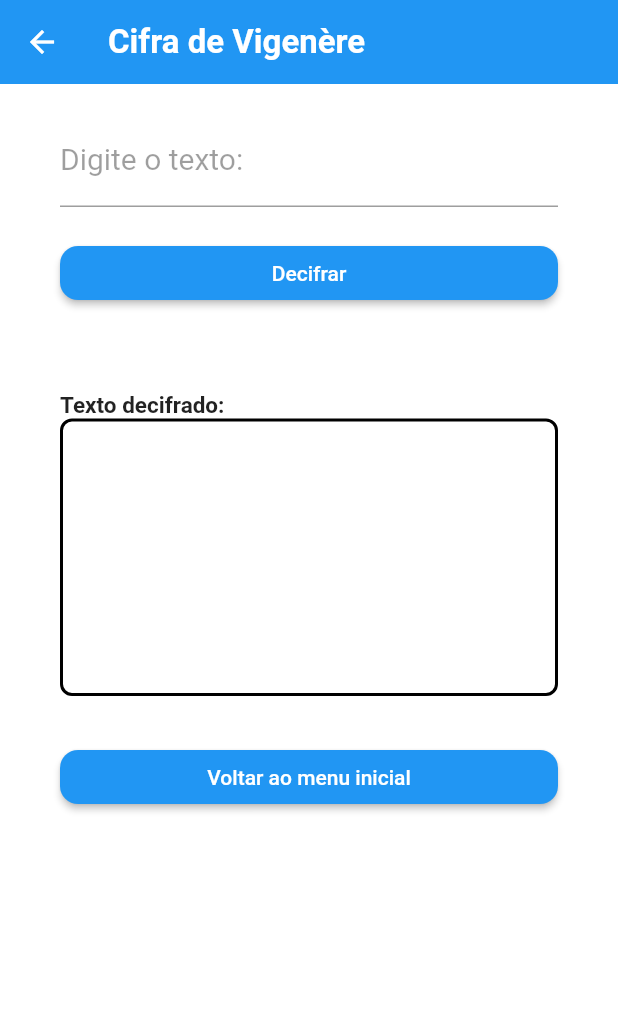
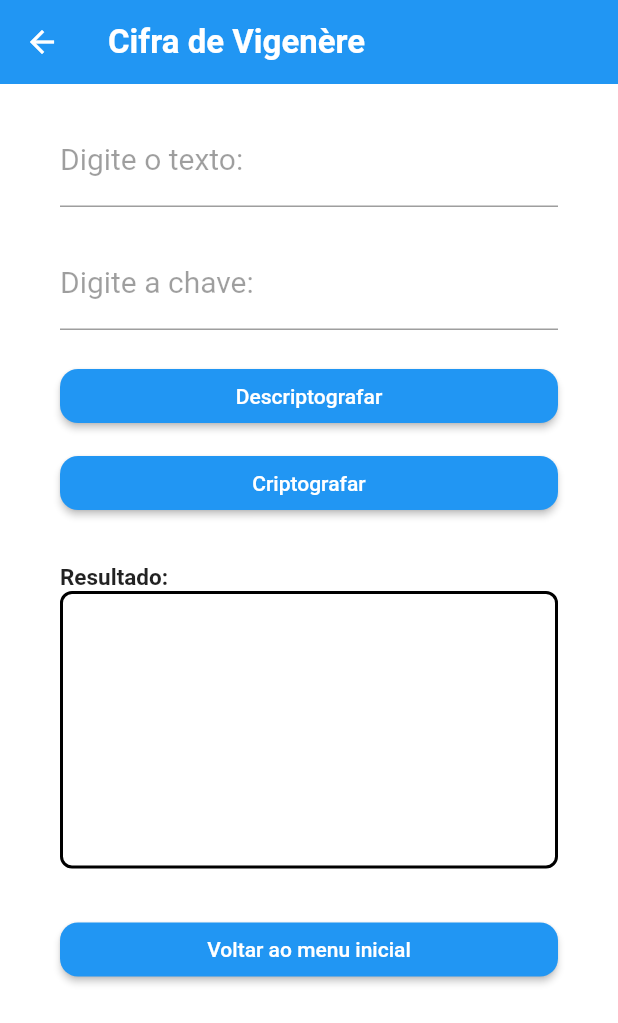
Before and after one commit to PedroLucasFernandes/app-decripta-texto, a Flutter app: the VigenerePage screen opened by its route, on a phone screen of 412 x 824 dp. Shown: the top 1023 px of the screen. Run offline on Flutter 3.47's test engine with Material 2 defaults, Android fonts, the phone set to English and light mode, and no system bars.

Commit message:
feat: decrypt and ecrypt Vigenère cipher

```diff
--- a/lib/pages/cifradecesar.dart
+++ b/lib/pages/cifradecesar.dart
@@ -8,10 +8,10 @@ class CesarPage extends StatefulWidget {
 class _CesarPageState extends State<CesarPage> {
   final TextEditingController _textEditingController = TextEditingController();
   int _selectedDeslocamento = 3;
-  String _textoDecifrado = "";
+  String _resultado = "";
 
   String decifrarCesar(String textoCriptografado, int deslocamento) {
-  String textoDecifrado = "";
+  String resultado = "";
 
   for (int i = 0; i < textoCriptografado.length; i++) {
     final char = textoCriptografado[i];
@@ -28,13 +28,13 @@ class _CesarPageState extends State<CesarPage> {
       }
 
       final novoChar = String.fromCharCode(novoCodigo);
-      textoDecifrado += novoChar;
+      resultado += novoChar;
     } else {
-      textoDecifrado += ' ';
+      resultado += ' ';
     }
   }
 
-  return textoDecifrado;
+  return resultado;
 }
 
   @override
@@ -97,9 +97,9 @@ class _CesarPageState extends State<CesarPage> {
               ),
               onPressed: () {
                 final textoCriptografado = _textEditingController.text;
-                final textoDecifrado = decifrarCesar(textoCriptografado, _selectedDeslocamento);
+                final resultado = decifrarCesar(textoCriptografado, _selectedDeslocamento);
                 setState(() {
-                  _textoDecifrado = textoDecifrado;
+                  _resultado = resultado;
                 });
               },
               child: Text("Descriptografar"),
@@ -116,9 +116,9 @@ class _CesarPageState extends State<CesarPage> {
               ),
               onPressed: () {
                 final textoCriptografado = _textEditingController.text;
-                final textoDecifrado = decifrarCesar(textoCriptografado, - _selectedDeslocamento);
+                final resultado = decifrarCesar(textoCriptografado, - _selectedDeslocamento);
                 setState(() {
-                  _textoDecifrado = textoDecifrado;
+                  _resultado = resultado;
                 });
               },
               child: Text("Criptografar"),
@@ -141,7 +141,7 @@ class _CesarPageState extends State<CesarPage> {
                 borderRadius: BorderRadius.circular(8.0),
               ),
               child: Text(
-                _textoDecifrado,
+                _resultado,
                 style: TextStyle(
                   fontSize: 18.0,
                 ),
--- a/lib/pages/cifradevigenere.dart
+++ b/lib/pages/cifradevigenere.dart
@@ -1,6 +1,60 @@
 import 'package:flutter/material.dart';
 
-class VigenerePage extends StatelessWidget {
+class VigenerePage extends StatefulWidget {
+  @override
+  _VigenerePageState createState() => _VigenerePageState();
+}
+
+class _VigenerePageState extends State<VigenerePage> {
+  final TextEditingController _textEditingController = TextEditingController();
+  final TextEditingController _chaveEditingController = TextEditingController();
+  String _resultado = "";
+
+  String cifraVigenere(String texto, String chave, bool criptografar) {
+    String resultado = "";
+    int chaveIndex = 0;
+
+    for (int i = 0; i < texto.length; i++) {
+      final charTexto = texto[i];
+      final codigoTexto = charTexto.codeUnitAt(0);
+
+      if (codigoTexto >= 'A'.codeUnitAt(0) && codigoTexto <= 'Z'.codeUnitAt(0)) {
+        final charChave = chave[chaveIndex % chave.length];
+        final codigoChave = charChave.codeUnitAt(0);
+
+        int novoCodigo;
+
+        if (criptografar) {
+          novoCodigo = (codigoTexto + codigoChave - 2 * 'A'.codeUnitAt(0)) % 26 + 'A'.codeUnitAt(0);
+        } else {
+          novoCodigo = (codigoTexto - codigoChave + 26) % 26 + 'A'.codeUnitAt(0);
+        }
+
+        final novoChar = String.fromCharCode(novoCodigo);
+        resultado += novoChar;
+        chaveIndex++;
+      } else if (codigoTexto >= 'a'.codeUnitAt(0) && codigoTexto <= 'z'.codeUnitAt(0)) {
+        final charChave = chave[chaveIndex % chave.length].toLowerCase();
+        final codigoChave = charChave.codeUnitAt(0);
+
+        int novoCodigo;
+
+        if (criptografar) {
+          novoCodigo = (codigoTexto + codigoChave - 2 * 'a'.codeUnitAt(0)) % 26 + 'a'.codeUnitAt(0);
+        } else {
+          novoCodigo = (codigoTexto - codigoChave + 26) % 26 + 'a'.codeUnitAt(0);
+        }
+
+        final novoChar = String.fromCharCode(novoCodigo);
+        resultado += novoChar;
+        chaveIndex++;
+      } else {
+        resultado += charTexto;
+      }
+    }
+
+    return resultado;
+  }
 
   @override
   Widget build(BuildContext context) {
@@ -25,6 +79,7 @@ class VigenerePage extends StatelessWidget {
         child: ListView(
           children: <Widget>[
             TextFormField(
+              controller: _textEditingController,
               decoration: InputDecoration(
                 labelText: "Digite o texto:",
                 labelStyle: TextStyle(
@@ -35,23 +90,60 @@ class VigenerePage extends StatelessWidget {
               ),
             ),
             SizedBox(height: 20,),
+            TextFormField(
+              controller: _chaveEditingController, // Adicione este controller
+              decoration: InputDecoration(
+                labelText: "Digite a chave:",
+                labelStyle: TextStyle(
+                  color: Colors.black38,
+                  fontWeight: FontWeight.w400,
+                  fontSize: 20,
+                ),
+              ),
+            ),
+            SizedBox(height: 20,),
             ElevatedButton(
               style: ButtonStyle(
-                backgroundColor: MaterialStatePropertyAll(Colors.blue),
-                shape: MaterialStatePropertyAll(
+                backgroundColor: MaterialStateProperty.all(Colors.blue),
+                shape: MaterialStateProperty.all(
                   RoundedRectangleBorder(
                     borderRadius: BorderRadius.circular(12),
                   ),
                 ),
               ),
               onPressed: () {
-
+                final texto = _textEditingController.text;
+                final chave = _chaveEditingController.text;
+                final resultado = cifraVigenere(texto, chave, false); // Defina como true para criptografar
+                setState(() {
+                  _resultado = resultado;
+                });
               },
-              child: Text("Decifrar"),
+              child: Text("Descriptografar"),
             ),
-            SizedBox(height: 55,),
+            SizedBox(height: 10,),
+            ElevatedButton(
+              style: ButtonStyle(
+                backgroundColor: MaterialStateProperty.all(Colors.blue),
+                shape: MaterialStateProperty.all(
+                  RoundedRectangleBorder(
+                    borderRadius: BorderRadius.circular(12),
+                  ),
+                ),
+              ),
+              onPressed: () {
+                final texto = _textEditingController.text;
+                final chave = _chaveEditingController.text;
+                final resultado = cifraVigenere(texto, chave, true); // Defina como false para descriptografar
+                setState(() {
+                  _resultado = resultado;
+                });
+              },
+              child: Text("Criptografar"),
+            ),
+            SizedBox(height: 30,),
             Text(
-              "Texto decifrado:",
+              "Resultado:",
               style: TextStyle(
                 fontSize: 15,
                 fontWeight: FontWeight.bold,
@@ -67,7 +159,7 @@ class VigenerePage extends StatelessWidget {
                 borderRadius: BorderRadius.circular(8.0),
               ),
               child: Text(
-                "",
+                _resultado,
                 style: TextStyle(
                   fontSize: 18.0,
                 ),
@@ -76,8 +168,8 @@ class VigenerePage extends StatelessWidget {
             SizedBox(height: 30,),
             ElevatedButton(
               style: ButtonStyle(
-                backgroundColor: MaterialStatePropertyAll(Colors.blue),
-                shape: MaterialStatePropertyAll(
+                backgroundColor: MaterialStateProperty.all(Colors.blue),
+                shape: MaterialStateProperty.all(
                   RoundedRectangleBorder(
                     borderRadius: BorderRadius.circular(12),
                   ),
@@ -85,8 +177,8 @@ class VigenerePage extends StatelessWidget {
               ),
               onPressed: () {
                 Navigator.pop(context);
-            },
-            child: Text("Voltar ao menu inicial")
+              },
+              child: Text("Voltar ao menu inicial")
             ),
           ],
         ),
```
